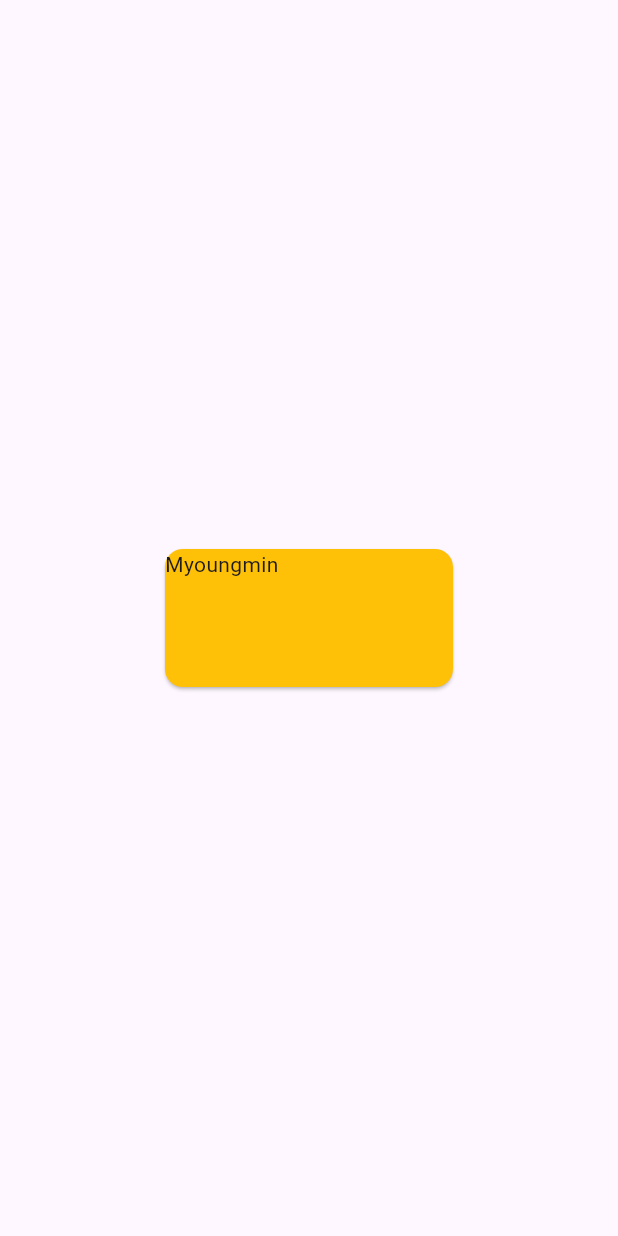
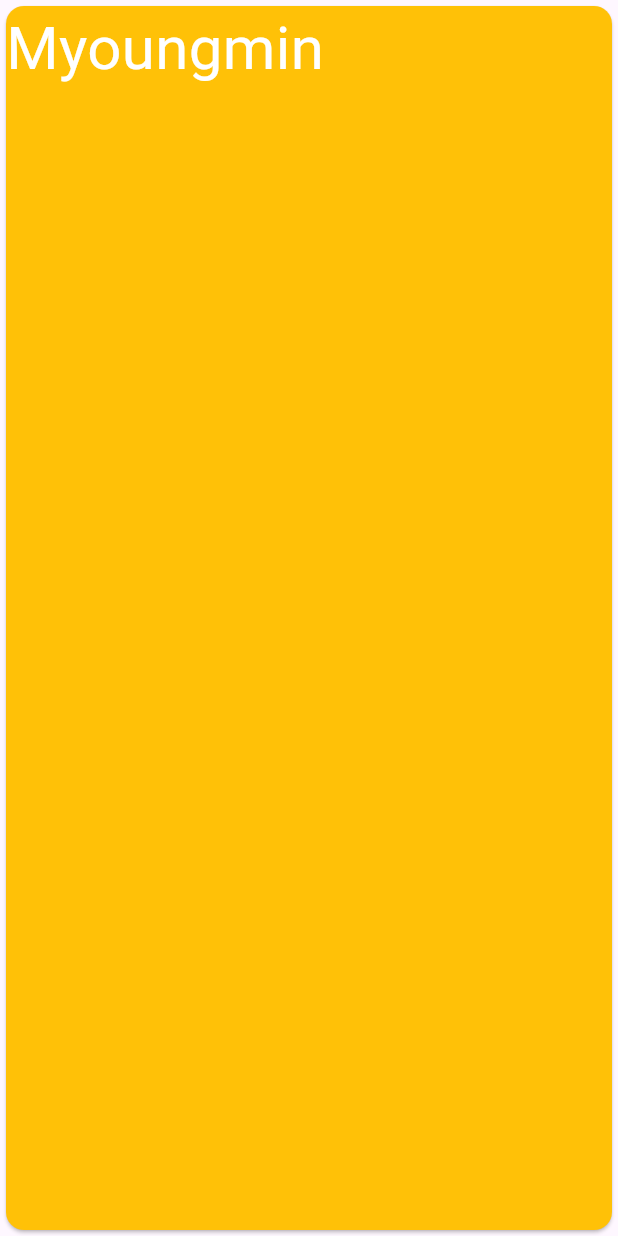
Before and after one commit to Myoungmin/flutter_fundamentals, a Flutter app: the screen it shows after launch, on a phone screen of 412 x 824 dp. Run offline on Flutter 3.47's test engine with Material 3 defaults, Android fonts, the phone set to English and light mode, and no system bars.

Commit message:
SizedBox.expand 실습

```diff
--- a/lib/main.dart
+++ b/lib/main.dart
@@ -11,12 +11,16 @@ class MyApp extends StatelessWidget {
       debugShowCheckedModeBanner: false,
       home: Scaffold(
         body: Center(
-          child: SizedBox(
-            width: 200.0,
-            height: 100.0,
+          child: SizedBox.expand(
             child: Card(
               color: Colors.amber,
-              child: Text('Myoungmin'),
+              child: Text(
+                'Myoungmin',
+                style: TextStyle(
+                  color: Colors.white,
+                  fontSize: 40,
+                ),
+              ),
             ),
           ),
         ),
```
